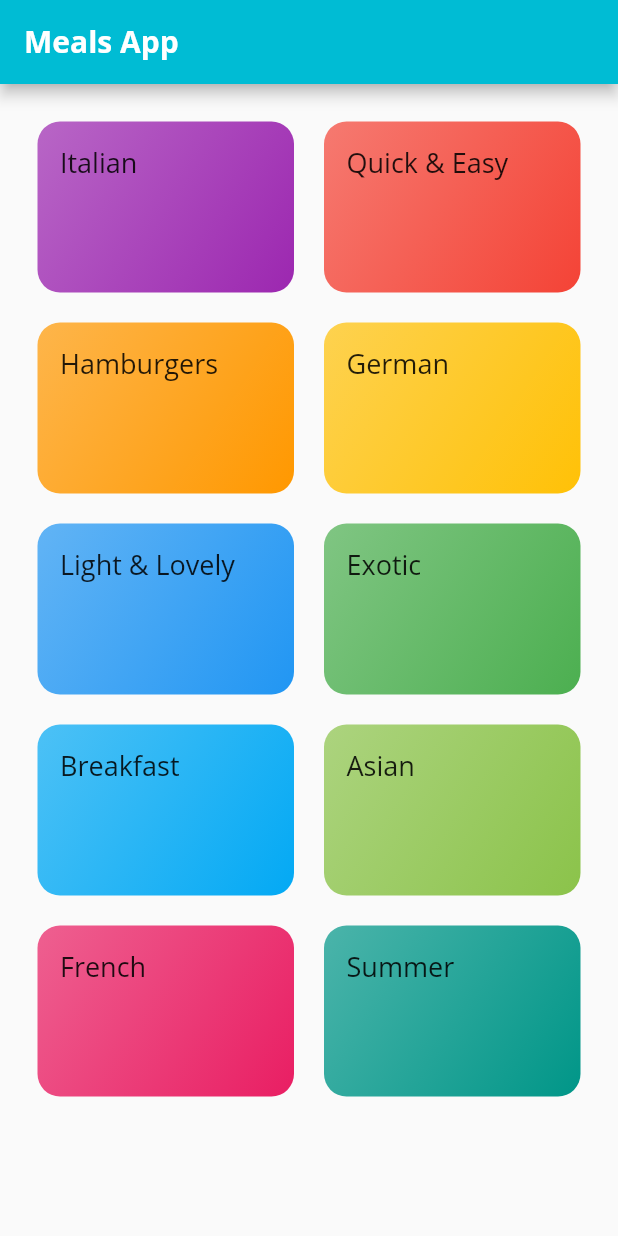
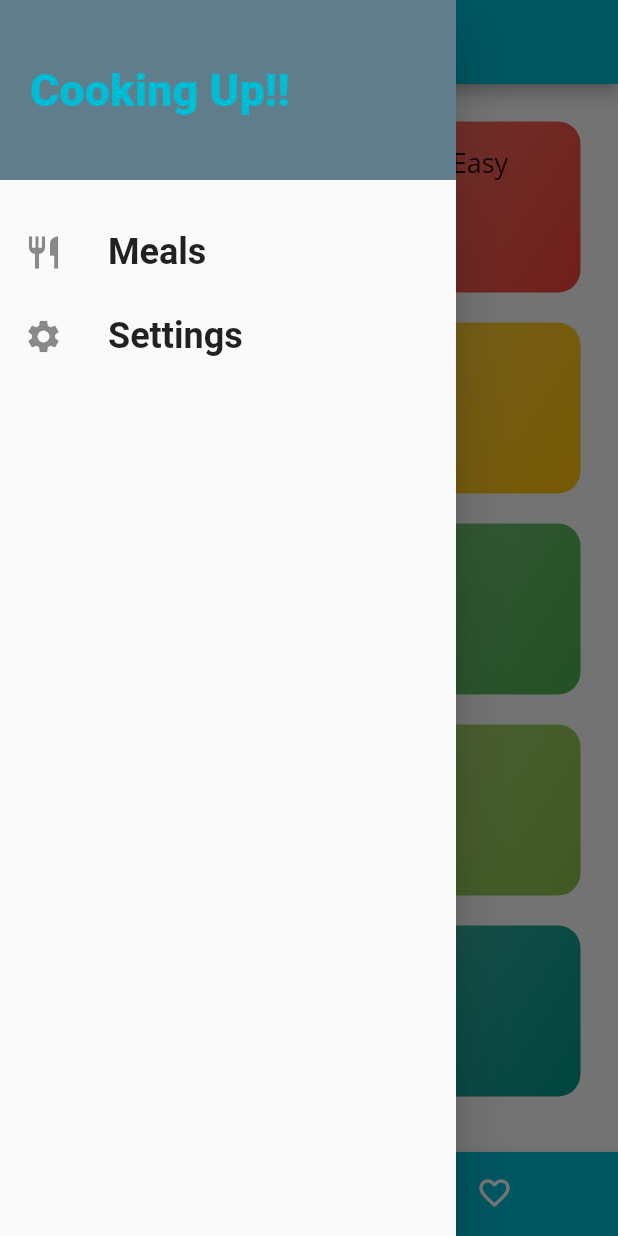
Before and after one commit to yashas-hm/MealsApp, a Flutter app: the screen it shows after launch, with the side drawer open (before the commit the screen has no drawer), on a phone screen of 412 x 824 dp. Run offline on Flutter 3.47's test engine with Material 2 defaults, Android fonts, the phone set to English and light mode, and no system bars.

Commit message:
filter functionality

```diff
--- a/lib/main.dart
+++ b/lib/main.dart
@@ -1,16 +1,55 @@
-import 'dart:io';
 import 'package:flutter/cupertino.dart';
 import 'package:flutter/material.dart';
 
+import './dummy_data.dart';
+import './models/meal.dart';
+import './screen/filter_screen.dart';
+import './screen/tabs_screen.dart';
 import './screen/meal_detail_screen.dart';
-import './screen/categories_screen_dart.dart';
 import './screen/category_meals_screen.dart';
 
-void main(){
+void main() {
   runApp(MealsApp());
 }
 
-class MealsApp extends StatelessWidget {
+class MealsApp extends StatefulWidget {
+  @override
+  _MealsAppState createState() => _MealsAppState();
+}
+
+class _MealsAppState extends State<MealsApp> {
+
+  Map<String, bool> _filters = {
+    'gluten': false,
+    'lactose': false,
+    'vegan': false,
+    'vegetarian': false,
+  };
+
+  List<Meal> _availableMeals = DUMMY_MEALS;
+
+  void _setFilters(Map<String, bool> _filterData) {
+    setState(() {
+      _filters = _filterData;
+
+      _availableMeals = DUMMY_MEALS.where((meal) {
+        if (_filters['gluten'] && !meal.isGlutenFree)
+          return false;
+
+        if (_filters['lactose'] && !meal.isLactoseFree)
+          return false;
+
+        if (_filters['vegan'] && !meal.isVegan)
+          return false;
+
+        if (_filters['vegetarian'] && !meal.isVegetarian)
+          return false;
+
+        return true;
+      }).toList();
+    });
+  }
+
   @override
   Widget build(BuildContext context) {
     return MaterialApp(
@@ -44,50 +83,12 @@ class MealsApp extends StatelessWidget {
       // home: CategoriesScreen(),
       initialRoute: '/',
       routes: {
-        '/': (context) => CategoriesScreen(),
-        '/category-meals': (context) => CategoryMealsScreen(),
+        '/': (context) => TabsScreen(),
+        '/category-meals': (context) => CategoryMealsScreen(_availableMeals),
         '/details-meals': (context) => MealDetailScreen(),
+        '/filter-screen': (context) => FilterScreen(_setFilters, _filters),
       },
       debugShowCheckedModeBanner: false,
     );
   }
 }
-
-class MyHomePage extends StatefulWidget {
-  @override
-  State<StatefulWidget> createState() => _MyHomePageState();
-
-}
-
-class _MyHomePageState extends State<MyHomePage> {
-
-  Widget _buildAppbar() {
-    return Platform.isIOS ?
-    CupertinoNavigationBar(
-      middle: Text("Meals App"),
-    ) :
-    AppBar(
-      title: Text("Meals App"),
-    );
-  }
-
-  @override
-  Widget build(BuildContext context) {
-    final PreferredSizeWidget appBar = _buildAppbar();
-
-    return Platform.isIOS ?
-    CupertinoPageScaffold(
-      child: Center(
-        child: Text("hello"),
-      ),
-      navigationBar: appBar,
-    ) :
-    Scaffold(
-      appBar: appBar,
-      body: Center(
-        child: Text("Hello"),
-      ),
-    );
-  }
-
-}
--- a/lib/screen/categories_screen_dart.dart
+++ b/lib/screen/categories_screen_dart.dart
@@ -7,11 +7,7 @@ import '../dummy_data.dart';
 class CategoriesScreen extends StatelessWidget {
   @override
   Widget build(BuildContext context) {
-    return Scaffold(
-      appBar: AppBar(
-        title: const Text("Meals App"),
-      ),
-      body: GridView(
+    return GridView(
       padding: EdgeInsets.all(25),
       children: DUMMY_CATEGORIES
           .map((catData) => CategoryItem(
@@ -26,7 +22,6 @@ class CategoriesScreen extends StatelessWidget {
         crossAxisSpacing: 20,
         mainAxisSpacing: 20,
       ),
-      ),
     );
   }
 }
--- /dev/null
+++ b/lib/screen/tabs_screen.dart
@@ -0,0 +1,58 @@
+import 'package:flutter/material.dart';
+
+import '../widgets/main_drawer.dart';
+import './favourites_screen.dart';
+import './categories_screen_dart.dart';
+
+
+class TabsScreen extends StatefulWidget {
+  @override
+  State<StatefulWidget> createState() => _TabsScreenState();
+}
+
+class _TabsScreenState extends State<TabsScreen> {
+
+  final List<Map<String, Object>> _pages = [
+    {'page' : CategoriesScreen(), 'title': 'Categories'},
+    {'page' : FavouritesScreen(), 'title': 'Favourites'},
+  ];
+
+  int _selectedPageIndex = 0;
+
+  void _selectPage(int index){
+    setState(() {
+      _selectedPageIndex = index;
+    });
+  }
+
+  @override
+  Widget build(BuildContext context) {
+    return Scaffold(
+      appBar: AppBar(
+        title: Text(_pages[_selectedPageIndex]['title']),
+      ),
+      drawer: MainDrawer(),
+      body: _pages[_selectedPageIndex]['page'],
+      bottomNavigationBar: BottomNavigationBar(
+        backgroundColor: Theme.of(context).primaryColor,
+        unselectedItemColor: Colors.white,
+        selectedItemColor: Colors.blueGrey,
+        onTap: _selectPage,
+        currentIndex: _selectedPageIndex,
+        type: BottomNavigationBarType.shifting,
+        items: [
+          BottomNavigationBarItem(
+            backgroundColor: Theme.of(context).primaryColor,
+            icon: Icon(Icons.category_outlined),
+            label: 'Categories',
+          ),
+          BottomNavigationBarItem(
+          backgroundColor: Theme.of(context).primaryColor,
+            icon: Icon(Icons.favorite_border_outlined),
+            label: 'Favourites',
+          ),
+        ],
+      ),
+    );
+  }
+}
--- /dev/null
+++ b/lib/widgets/main_drawer.dart
@@ -0,0 +1,61 @@
+import 'package:flutter/material.dart';
+
+class MainDrawer extends StatelessWidget {
+  Widget _buildListTile(IconData icon, String title, Function onTapChange) {
+    return ListTile(
+      leading: Icon(
+        icon,
+        size: 26,
+      ),
+      title: Text(
+        title,
+        style: TextStyle(
+          fontSize: 24,
+          fontWeight: FontWeight.bold,
+        ),
+      ),
+      onTap: onTapChange,
+    );
+  }
+
+  @override
+  Widget build(BuildContext context) {
+    return Drawer(
+      child: Column(
+        children: <Widget>[
+          Container(
+            height: 120,
+            width: double.infinity,
+            padding: EdgeInsets.all(20),
+            alignment: Alignment.centerLeft,
+            color: Colors.blueGrey,
+            child: Text(
+              'Cooking Up!!',
+              style: TextStyle(
+                  fontWeight: FontWeight.w900,
+                  fontSize: 30,
+                  color: Theme.of(context).primaryColor),
+            ),
+          ),
+          SizedBox(
+            height: 20,
+          ),
+          _buildListTile(
+            Icons.restaurant,
+            'Meals',
+            () {
+              Navigator.of(context).pushReplacementNamed('/');
+            },
+          ),
+          _buildListTile(
+            Icons.settings,
+            'Settings',
+            () {
+              Navigator.of(context).pushReplacementNamed('/filter-screen');
+            },
+          ),
+        ],
+      ),
+    );
+  }
+}
--- a/lib/widgets/meal_item.dart
+++ b/lib/widgets/meal_item.dart
@@ -9,6 +9,7 @@ class MealItem extends StatelessWidget {
   final int duration;
   final Complexity complexity;
   final Affordability affordability;
+  final Function removeItem;
 
   MealItem({
     @required this.id,
@@ -17,6 +18,7 @@ class MealItem extends StatelessWidget {
     @required this.duration,
     @required this.affordability,
     @required this.complexity,
+    @required this.removeItem
   });
 
   String get complexityText{
@@ -53,7 +55,7 @@ class MealItem extends StatelessWidget {
 
 
   void selectMeal(BuildContext context) {
-    Navigator.of(context).pushNamed('/details-meals', arguments: id);
+    Navigator.of(context).pushNamed('/details-meals', arguments: id).then((result) => removeItem(result));
   }
 
   @override
--- a/pubspec.yaml
+++ b/pubspec.yaml
@@ -1,5 +1,5 @@
 name: MealsApp
-description: A new Flutter project.
+description: Meals App to check and see recipies.
 
 # The following line prevents the package from being accidentally published to
 # pub.dev using `pub publish`. This is preferred for private packages.
```
Also changed, not shown: lib/screen/category_meals_screen.dart (+38 -14 lines), lib/screen/favourites_screen.dart (added, +9 -0 lines), lib/screen/filter_screen.dart (added, +98 -0 lines), lib/screen/meal_detail_screen.dart (+8 -1 lines). Lines whose indentation alone changed are shown as unchanged.
